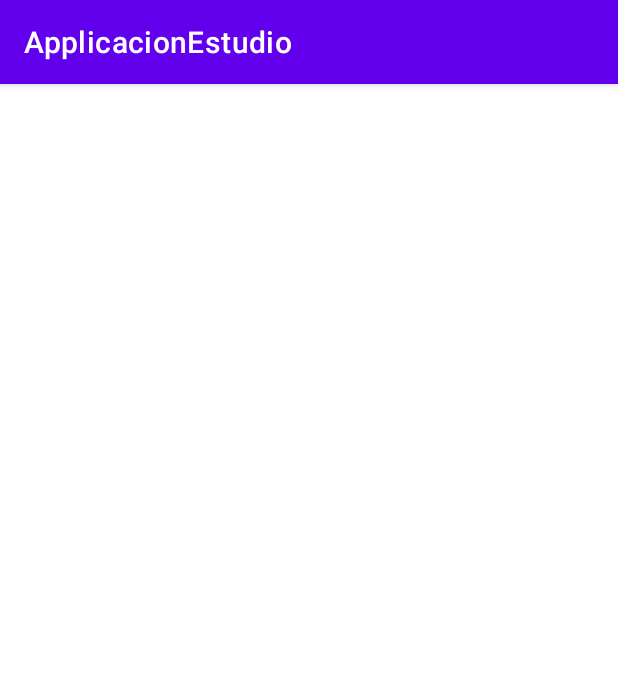
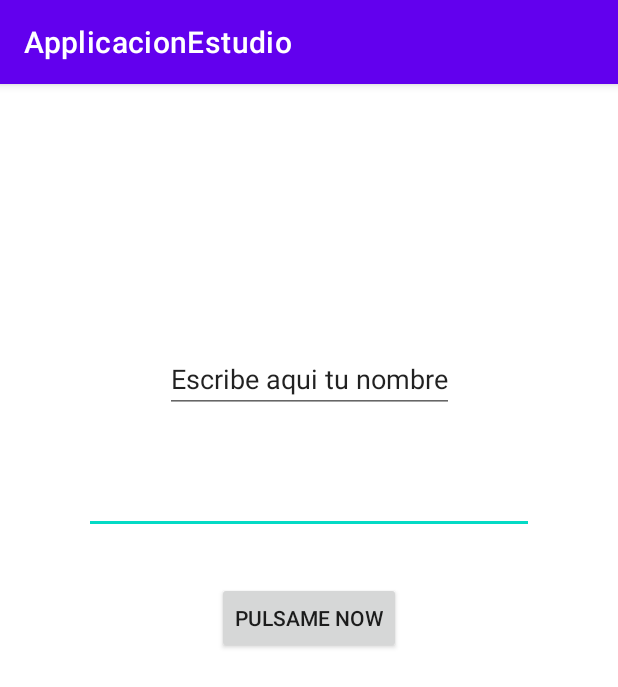
Before and after one commit to AlbertLpz9211/KotlinPractices, an Android app: the screen it shows after launch (FirstAppActivity), on a phone screen of 412 x 824 dp. Shown: the top 687 px of the screen. Run offline under Robolectric (Android 15) with nearby library versions, the phone set to English and light mode, and no system bars.

Commit message:
trirth commit xD

```diff
--- a/app/src/main/AndroidManifest.xml
+++ b/app/src/main/AndroidManifest.xml
@@ -13,6 +13,9 @@
         android:theme="@style/Theme.ApplicacionEstudio"
         tools:targetApi="31">
         <activity
+            android:name=".firstapp.ResultActivity"
+            android:exported="false" />
+        <activity
             android:name=".firstapp.FirstAppActivity"
             android:exported="true">
             <intent-filter>
--- a/app/src/main/java/com/example/applicacionestudio/firstapp/FirstAppActivity.kt
+++ b/app/src/main/java/com/example/applicacionestudio/firstapp/FirstAppActivity.kt
@@ -1,22 +1,36 @@
 package com.example.applicacionestudio.firstapp
 
+import android.annotation.SuppressLint
+import android.content.Intent
 import android.os.Bundle
+import android.util.Log
 import androidx.activity.enableEdgeToEdge
 import androidx.appcompat.app.AppCompatActivity
+import androidx.appcompat.widget.AppCompatButton
+import androidx.appcompat.widget.AppCompatEditText
 import androidx.core.view.ViewCompat
 import androidx.core.view.WindowInsetsCompat
 import com.example.applicacionestudio.R
 
 
 class FirstAppActivity : AppCompatActivity() {
+    @SuppressLint("WrongViewCast")
     override fun onCreate(savedInstanceState: Bundle?) {
         super.onCreate(savedInstanceState)
         enableEdgeToEdge()
         setContentView(R.layout.activity_first_app)
-        ViewCompat.setOnApplyWindowInsetsListener(findViewById(R.id.main)) { v, insets ->
-            val systemBars = insets.getInsets(WindowInsetsCompat.Type.systemBars())
-            v.setPadding(systemBars.left, systemBars.top, systemBars.right, systemBars.bottom)
-            insets
+            val btnStart= findViewById<AppCompatButton>(R.id.btnAction)
+            val edtext = findViewById<AppCompatEditText>(R.id.etNombre)
+
+         btnStart.setOnClickListener{
+             val name = edtext.text.toString()
+             if(name.isNotEmpty()){
+                 Log.i("btnSStart", "Lo que contiene $name")
+                 val intent = Intent(this, ResultActivity::class.java)
+                 intent.putExtra("EXTRA_NAME", name)
+                 startActivity(intent)
+             }
+
+         }
         }
     }
-}
--- a/app/src/main/res/layout/activity_first_app.xml
+++ b/app/src/main/res/layout/activity_first_app.xml
@@ -7,4 +7,35 @@
     android:layout_height="match_parent"
     tools:context=".firstapp.FirstAppActivity">
 
+
+    <androidx.appcompat.widget.AppCompatEditText
+        android:id="@+id/etNombre"
+        android:layout_width="300dp"
+        android:layout_height="wrap_content"
+        android:layout_marginBottom="32dp"
+        android:maxLines="1"
+        android:singleLine="true"
+        app:layout_constraintBottom_toTopOf="@id/btnAction"
+        app:layout_constraintEnd_toEndOf="parent"
+        app:layout_constraintStart_toStartOf="parent" />
+    <androidx.appcompat.widget.AppCompatAutoCompleteTextView
+        android:layout_width="wrap_content"
+        android:layout_height="wrap_content"
+        android:text="Escribe aqui tu nombre"
+        app:layout_constraintBottom_toTopOf="@id/etNombre"
+        android:layout_margin="35dp"
+        app:layout_constraintEnd_toEndOf="parent"
+        app:layout_constraintStart_toStartOf="parent"/>
+
+    <androidx.appcompat.widget.AppCompatButton
+        android:id="@+id/btnAction"
+        android:layout_width="wrap_content"
+        android:layout_height="wrap_content"
+        android:text="pulsame now"
+        app:layout_constraintBottom_toBottomOf="parent"
+        app:layout_constraintEnd_toEndOf="parent"
+        app:layout_constraintStart_toStartOf="parent"
+        app:layout_constraintTop_toTopOf="parent" />
+
+
 </androidx.constraintlayout.widget.ConstraintLayout>
```
Also changed, not shown: app/src/main/java/com/example/applicacionestudio/firstapp/ResultActivity.kt (added, +22 -0 lines), app/src/main/res/layout/activity_result.xml (added, +19 -0 lines).
